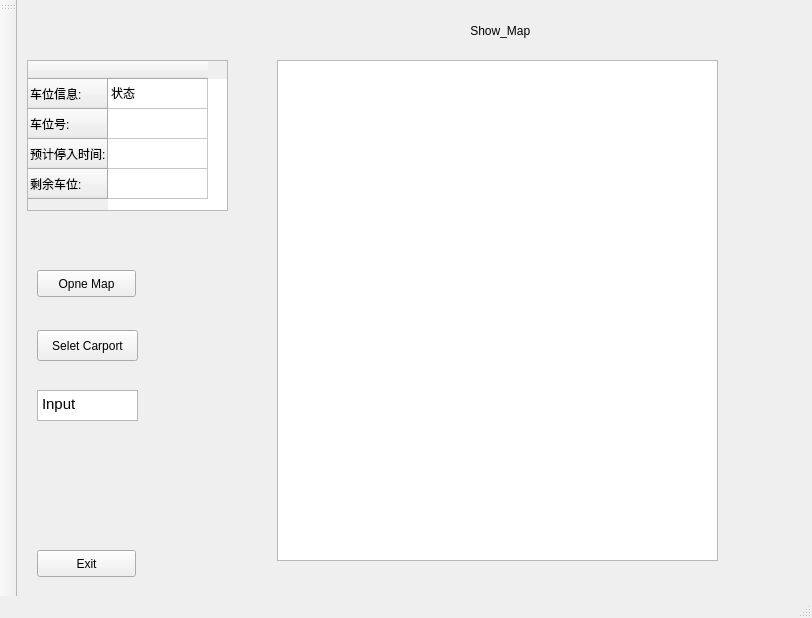
Before: the Qt Designer form mainwindow.ui in michaelczhou/parking_car_gui, drawn with Qt 5.
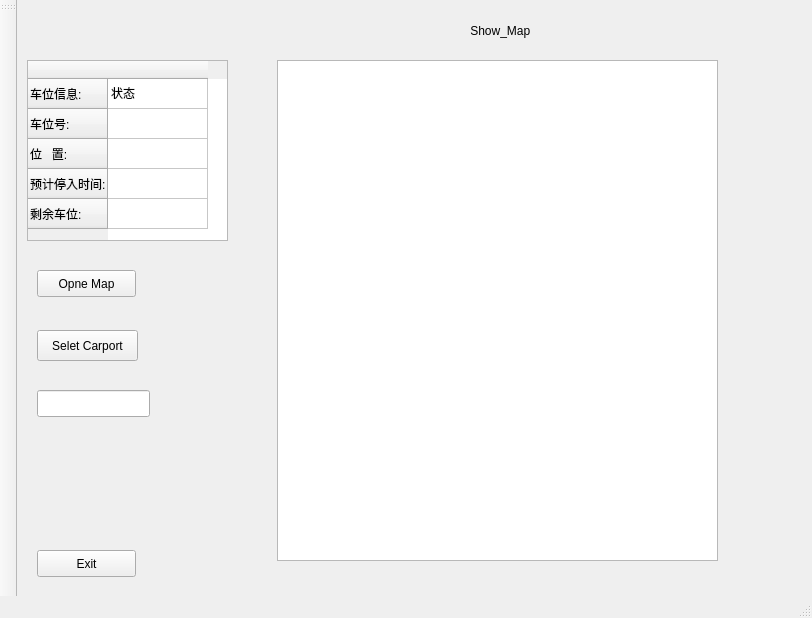
After: the same form once the commit is applied.

Diff of the .ui file:
```diff
--- a/mainwindow.ui
+++ b/mainwindow.ui
@@ -76,30 +76,13 @@
      <string>Selet Carport</string>
     </property>
    </widget>
-   <widget class="QTextEdit" name="textEdit">
-    <property name="geometry">
-     <rect>
-      <x>20</x>
-      <y>390</y>
-      <width>101</width>
-      <height>31</height>
-     </rect>
-    </property>
-    <property name="html">
-     <string>&lt;!DOCTYPE HTML PUBLIC &quot;-//W3C//DTD HTML 4.0//EN&quot; &quot;http://www.w3.org/TR/REC-html40/strict.dtd&quot;&gt;
-&lt;html&gt;&lt;head&gt;&lt;meta name=&quot;qrichtext&quot; content=&quot;1&quot; /&gt;&lt;style type=&quot;text/css&quot;&gt;
-p, li { white-space: pre-wrap; }
-&lt;/style&gt;&lt;/head&gt;&lt;body style=&quot; font-family:'Ubuntu'; font-size:11pt; font-weight:400; font-style:normal;&quot;&gt;
-&lt;p style=&quot; margin-top:0px; margin-bottom:0px; margin-left:0px; margin-right:0px; -qt-block-indent:0; text-indent:0px;&quot;&gt;Input&lt;/p&gt;&lt;/body&gt;&lt;/html&gt;</string>
-    </property>
-   </widget>
    <widget class="QTableWidget" name="tableWidget">
     <property name="geometry">
      <rect>
       <x>10</x>
       <y>60</y>
       <width>201</width>
-      <height>151</height>
+      <height>181</height>
      </rect>
     </property>
     <row>
@@ -112,6 +95,11 @@
       <string>车位号:</string>
      </property>
     </row>
+    <row>
+     <property name="text">
+      <string>位   置:</string>
+     </property>
+    </row>
     <row>
      <property name="text">
       <string>预计停入时间:</string>
@@ -137,12 +125,22 @@
       <string/>
      </property>
     </item>
-    <item row="2" column="0">
+    <item row="3" column="0">
      <property name="text">
       <string/>
      </property>
     </item>
    </widget>
+   <widget class="QLineEdit" name="input">
+    <property name="geometry">
+     <rect>
+      <x>20</x>
+      <y>390</y>
+      <width>113</width>
+      <height>27</height>
+     </rect>
+    </property>
+   </widget>
   </widget>
   <widget class="QToolBar" name="mainToolBar">
    <attribute name="toolBarArea">
```
Left out of the diff: 2 changed lines with no effect on the pictures.
